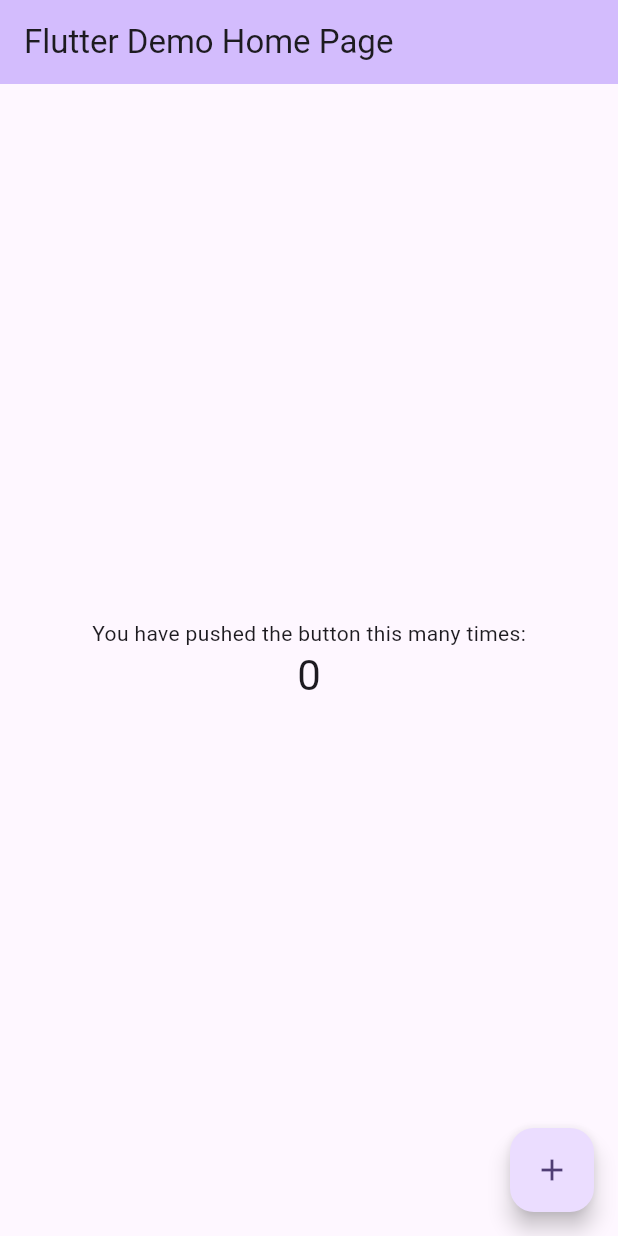
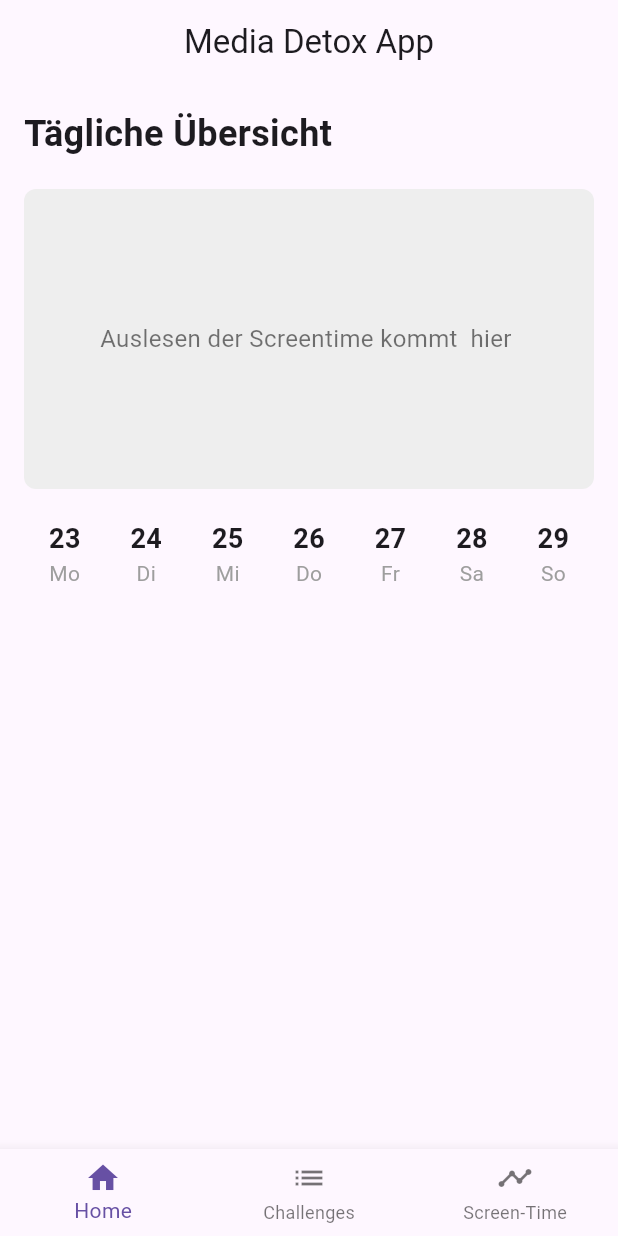
Before and after one commit to Tauscher12/detoxapp, a Flutter app: the screen it shows after launch, on a phone screen of 412 x 824 dp. Run offline on Flutter 3.47's test engine with Material 3 defaults, Android fonts, the phone set to English and light mode, and no system bars.

Commit message:
Added a Mo branch with new file structure and page system

```diff
--- a/lib/main.dart
+++ b/lib/main.dart
@@ -1,125 +1,60 @@
 import 'package:flutter/material.dart';
+import 'pages/home_page.dart';
+import 'pages/challenges_page.dart';
+import 'pages/profile_page.dart';
+
 
 void main() {
-  runApp(const MyApp());
+  runApp(MyApp());
 }
 
 class MyApp extends StatelessWidget {
-  const MyApp({super.key});
-
-  // This widget is the root of your application.
   @override
   Widget build(BuildContext context) {
     return MaterialApp(
-      title: 'Flutter Demo',
-      theme: ThemeData(
-        // This is the theme of your application.
-        //
-        // TRY THIS: Try running your application with "flutter run". You'll see
-        // the application has a purple toolbar. Then, without quitting the app,
-        // try changing the seedColor in the colorScheme below to Colors.green
-        // and then invoke "hot reload" (save your changes or press the "hot
-        // reload" button in a Flutter-supported IDE, or press "r" if you used
-        // the command line to start the app).
-        //
-        // Notice that the counter didn't reset back to zero; the application
-        // state is not lost during the reload. To reset the state, use hot
-        // restart instead.
-        //
-        // This works for code too, not just values: Most code changes can be
-        // tested with just a hot reload.
-        colorScheme: ColorScheme.fromSeed(seedColor: Colors.deepPurple),
-        useMaterial3: true,
-      ),
-      home: const MyHomePage(title: 'Flutter Demo Home Page'),
+      debugShowCheckedModeBanner: false,
+      home: HomeScreen(),
     );
   }
 }
 
-class MyHomePage extends StatefulWidget {
-  const MyHomePage({super.key, required this.title});
-
-  // This widget is the home page of your application. It is stateful, meaning
-  // that it has a State object (defined below) that contains fields that affect
-  // how it looks.
-
-  // This class is the configuration for the state. It holds the values (in this
-  // case the title) provided by the parent (in this case the App widget) and
-  // used by the build method of the State. Fields in a Widget subclass are
-  // always marked "final".
-
-  final String title;
-
+class HomeScreen extends StatefulWidget {
   @override
-  State<MyHomePage> createState() => _MyHomePageState();
+  _HomeScreenState createState() => _HomeScreenState();
 }
 
-class _MyHomePageState extends State<MyHomePage> {
-  int _counter = 0;
+class _HomeScreenState extends State<HomeScreen> {
+  int _selectedIndex = 0;
 
-  void _incrementCounter() {
+  final List<Widget> _pages = [
+    HomePage(),
+    ChallengesPage(),
+    ProfilePage(),
+  ];
+
+  void _onItemTapped(int index) {
     setState(() {
-      // This call to setState tells the Flutter framework that something has
-      // changed in this State, which causes it to rerun the build method below
-      // so that the display can reflect the updated values. If we changed
-      // _counter without calling setState(), then the build method would not be
-      // called again, and so nothing would appear to happen.
-      _counter++;
+      _selectedIndex = index;
     });
   }
 
   @override
   Widget build(BuildContext context) {
-    // This method is rerun every time setState is called, for instance as done
-    // by the _incrementCounter method above.
-    //
-    // The Flutter framework has been optimized to make rerunning build methods
-    // fast, so that you can just rebuild anything that needs updating rather
-    // than having to individually change instances of widgets.
     return Scaffold(
       appBar: AppBar(
-        // TRY THIS: Try changing the color here to a specific color (to
-        // Colors.amber, perhaps?) and trigger a hot reload to see the AppBar
-        // change color while the other colors stay the same.
-        backgroundColor: Theme.of(context).colorScheme.inversePrimary,
-        // Here we take the value from the MyHomePage object that was created by
-        // the App.build method, and use it to set our appbar title.
-        title: Text(widget.title),
+        title: Text('Media Detox App'),
+        centerTitle: true,
       ),
-      body: Center(
-        // Center is a layout widget. It takes a single child and positions it
-        // in the middle of the parent.
-        child: Column(
-          // Column is also a layout widget. It takes a list of children and
-          // arranges them vertically. By default, it sizes itself to fit its
-          // children horizontally, and tries to be as tall as its parent.
-          //
-          // Column has various properties to control how it sizes itself and
-          // how it positions its children. Here we use mainAxisAlignment to
-          // center the children vertically; the main axis here is the vertical
-          // axis because Columns are vertical (the cross axis would be
-          // horizontal).
-          //
-          // TRY THIS: Invoke "debug painting" (choose the "Toggle Debug Paint"
-          // action in the IDE, or press "p" in the console), to see the
-          // wireframe for each widget.
-          mainAxisAlignment: MainAxisAlignment.center,
-          children: <Widget>[
-            const Text(
-              'You have pushed the button this many times:',
-            ),
-            Text(
-              '$_counter',
-              style: Theme.of(context).textTheme.headlineMedium,
-            ),
-          ],
-        ),
+      body: _pages[_selectedIndex],
+      bottomNavigationBar: BottomNavigationBar(
+        currentIndex: _selectedIndex,
+        onTap: _onItemTapped,
+        items: const [
+          BottomNavigationBarItem(icon: Icon(Icons.home), label: 'Home'),
+          BottomNavigationBarItem(icon: Icon(Icons.list), label: 'Challenges'),
+          BottomNavigationBarItem(icon: Icon(Icons.timeline), label: 'Screen-Time'),
+        ],
       ),
-      floatingActionButton: FloatingActionButton(
-        onPressed: _incrementCounter,
-        tooltip: 'Increment',
-        child: const Icon(Icons.add),
-      ), // This trailing comma makes auto-formatting nicer for build methods.
     );
   }
 }
--- /dev/null
+++ b/lib/models/task.dart
@@ -0,0 +1,11 @@
+class Task {
+  final String id;
+  final String title;
+  final bool isDone;
+
+  Task({
+    required this.id,
+    required this.title,
+    required this.isDone,
+  });
+}
--- /dev/null
+++ b/lib/pages/challenges_page.dart
@@ -0,0 +1,12 @@
+import 'package:flutter/material.dart';
+import '../widgets/challenge_list.dart';
+
+class ChallengesPage extends StatelessWidget {
+  @override
+  Widget build(BuildContext context) {
+    return Scaffold(
+      appBar: AppBar(title: Text('Tägliche Challenges')),
+      body: ChallengeList(), // Widget mit einer Liste der Challenges
+    );
+  }
+}
--- /dev/null
+++ b/lib/pages/home_page.dart
@@ -0,0 +1,27 @@
+import 'package:flutter/material.dart';
+import '../widgets/weekly_calendar.dart';
+import '../widgets/screentime_chart.dart';
+
+class HomePage extends StatelessWidget {
+  @override
+  Widget build(BuildContext context) {
+    return SingleChildScrollView(
+      child: Padding(
+        padding: const EdgeInsets.all(16.0),
+        child: Column(
+          crossAxisAlignment: CrossAxisAlignment.start,
+          children: [
+            Text(
+              'Tägliche Übersicht',
+              style: TextStyle(fontSize: 24, fontWeight: FontWeight.bold),
+            ),
+            SizedBox(height: 20),
+            ScreentimeChart(), // Widget für die heutige Screen-Time
+            SizedBox(height: 20),
+            WeeklyCalendar(), // Kalender-Widget
+          ],
+        ),
+      ),
+    );
+  }
+}
--- /dev/null
+++ b/lib/pages/profile_page.dart
@@ -0,0 +1,10 @@
+import 'package:flutter/material.dart';
+
+class ProfilePage extends StatelessWidget {
+  @override
+  Widget build(BuildContext context) {
+    return Center(
+      child: Text('Profil', style: TextStyle(fontSize: 24)),
+    );
+  }
+}
--- /dev/null
+++ b/lib/widgets/challenge_list.dart
@@ -0,0 +1,23 @@
+import 'package:flutter/material.dart';
+
+class ChallengeList extends StatelessWidget {
+  final List<String> challenges = [
+    "1 Stunde ohne Handy",
+    "20 Minuten lesen",
+    "Kein Social Media bis 18 Uhr",
+  ];
+
+  @override
+  Widget build(BuildContext context) {
+    return ListView.builder(
+      itemCount: challenges.length,
+      itemBuilder: (context, index) {
+        return ListTile(
+          leading: Icon(Icons.check_circle_outline),
+          title: Text(challenges[index]),
+          trailing: Icon(Icons.arrow_forward),
+        );
+      },
+    );
+  }
+}
--- /dev/null
+++ b/lib/widgets/screentime_chart.dart
@@ -0,0 +1,20 @@
+import 'package:flutter/material.dart';
+
+class ScreentimeChart extends StatelessWidget {
+  @override
+  Widget build(BuildContext context) {
+    return Container(
+      height: 200,
+      decoration: BoxDecoration(
+        color: Colors.grey[200],
+        borderRadius: BorderRadius.circular(8),
+      ),
+      child: Center(
+        child: Text(
+          "Auslesen der Screentime kommt  hier ",
+          style: TextStyle(fontSize: 16, color: Colors.black54),
+        ),
+      ),
+    );
+  }
+}
--- /dev/null
+++ b/lib/widgets/weekly_calendar.dart
@@ -0,0 +1,25 @@
+import 'package:flutter/material.dart';
+
+class WeeklyCalendar extends StatelessWidget {
+  @override
+  Widget build(BuildContext context) {
+    return Row(
+      mainAxisAlignment: MainAxisAlignment.spaceAround,
+      children: List.generate(7, (index) {
+        final day = DateTime.now().subtract(Duration(days: DateTime.now().weekday - index - 1));
+        return Column(
+          children: [
+            Text(
+              "${day.day}",
+              style: TextStyle(fontSize: 18, fontWeight: FontWeight.bold),
+            ),
+            Text(
+              ["Mo", "Di", "Mi", "Do", "Fr", "Sa", "So"][index],
+              style: TextStyle(fontSize: 14, color: Colors.grey),
+            ),
+          ],
+        );
+      }),
+    );
+  }
+}
```
Also changed, not shown: 1 other file.
